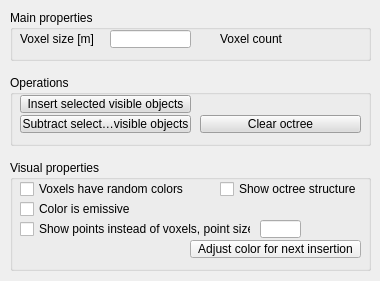
Old version of the form ui/qdlgoctrees.ui in the repository CoppeliaRobotics/coppeliaSimLib.
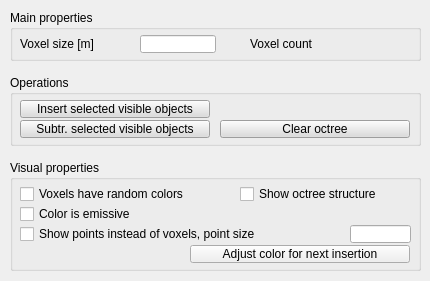
New version of the form.

Patch:
```diff
--- a/ui/qdlgoctrees.ui
+++ b/ui/qdlgoctrees.ui
@@ -6,7 +6,7 @@
    <rect>
     <x>0</x>
     <y>0</y>
-    <width>380</width>
+    <width>430</width>
     <height>281</height>
    </rect>
   </property>
@@ -21,7 +21,7 @@
     <rect>
      <x>10</x>
      <y>160</y>
-     <width>361</width>
+     <width>411</width>
      <height>111</height>
     </rect>
    </property>
@@ -38,8 +38,8 @@
     <property name="geometry">
      <rect>
       <x>180</x>
-      <y>80</y>
-      <width>171</width>
+      <y>85</y>
+      <width>220</width>
       <height>18</height>
      </rect>
     </property>
@@ -54,8 +54,8 @@
     <property name="geometry">
      <rect>
       <x>10</x>
-      <y>20</y>
-      <width>171</width>
+      <y>25</y>
+      <width>221</width>
       <height>18</height>
      </rect>
     </property>
@@ -69,9 +69,9 @@
    <widget class="QLineEdit" name="qqPointSize">
     <property name="geometry">
      <rect>
-      <x>250</x>
-      <y>60</y>
-      <width>41</width>
+      <x>340</x>
+      <y>65</y>
+      <width>61</width>
       <height>18</height>
      </rect>
     </property>
@@ -82,9 +82,9 @@
    <widget class="QCheckBox" name="qqShowOctree">
     <property name="geometry">
      <rect>
-      <x>210</x>
-      <y>20</y>
-      <width>141</width>
+      <x>230</x>
+      <y>25</y>
+      <width>181</width>
       <height>18</height>
      </rect>
     </property>
@@ -99,8 +99,8 @@
     <property name="geometry">
      <rect>
       <x>10</x>
-      <y>60</y>
-      <width>231</width>
+      <y>65</y>
+      <width>331</width>
       <height>18</height>
      </rect>
     </property>
@@ -115,8 +115,8 @@
     <property name="geometry">
      <rect>
       <x>10</x>
-      <y>40</y>
-      <width>171</width>
+      <y>45</y>
+      <width>191</width>
       <height>18</height>
      </rect>
     </property>
@@ -133,7 +133,7 @@
     <rect>
      <x>10</x>
      <y>10</y>
-     <width>361</width>
+     <width>411</width>
      <height>51</height>
     </rect>
    </property>
@@ -149,9 +149,9 @@
    <widget class="QLineEdit" name="qqSize">
     <property name="geometry">
      <rect>
-      <x>100</x>
-      <y>20</y>
-      <width>81</width>
+      <x>130</x>
+      <y>25</y>
+      <width>76</width>
       <height>18</height>
      </rect>
     </property>
@@ -163,8 +163,8 @@
     <property name="geometry">
      <rect>
       <x>10</x>
-      <y>20</y>
-      <width>91</width>
+      <y>25</y>
+      <width>121</width>
       <height>18</height>
      </rect>
     </property>
@@ -175,8 +175,8 @@
    <widget class="QLabel" name="qqCellCount">
     <property name="geometry">
      <rect>
-      <x>280</x>
-      <y>20</y>
+      <x>330</x>
+      <y>25</y>
       <width>71</width>
       <height>18</height>
      </rect>
@@ -188,9 +188,9 @@
    <widget class="QLabel" name="label_2">
     <property name="geometry">
      <rect>
-      <x>210</x>
-      <y>20</y>
-      <width>71</width>
+      <x>240</x>
+      <y>25</y>
+      <width>91</width>
       <height>18</height>
      </rect>
     </property>
@@ -204,7 +204,7 @@
     <rect>
      <x>10</x>
      <y>75</y>
-     <width>361</width>
+     <width>411</width>
      <height>71</height>
     </rect>
    </property>
@@ -221,8 +221,8 @@
     <property name="geometry">
      <rect>
       <x>10</x>
-      <y>20</y>
-      <width>171</width>
+      <y>25</y>
+      <width>190</width>
       <height>18</height>
      </rect>
     </property>
@@ -364,6 +364,15 @@
          </color>
         </brush>
        </colorrole>
+       <colorrole role="PlaceholderText">
+        <brush brushstyle="NoBrush">
+         <color alpha="128">
+          <red>0</red>
+          <green>0</green>
+          <blue>0</blue>
+         </color>
+        </brush>
+       </colorrole>
       </active>
       <inactive>
        <colorrole role="WindowText">
@@ -501,6 +510,15 @@
          </color>
         </brush>
        </colorrole>
+       <colorrole role="PlaceholderText">
+        <brush brushstyle="NoBrush">
+         <color alpha="128">
+          <red>0</red>
+          <green>0</green>
+          <blue>0</blue>
+         </color>
+        </brush>
+       </colorrole>
       </inactive>
       <disabled>
        <colorrole role="WindowText">
@@ -638,6 +656,15 @@
          </color>
         </brush>
        </colorrole>
+       <colorrole role="PlaceholderText">
+        <brush brushstyle="NoBrush">
+         <color alpha="128">
+          <red>0</red>
+          <green>0</green>
+          <blue>0</blue>
+         </color>
+        </brush>
+       </colorrole>
       </disabled>
      </palette>
     </property>
@@ -651,9 +678,9 @@
    <widget class="QToolButton" name="qqClear">
     <property name="geometry">
      <rect>
-      <x>190</x>
-      <y>40</y>
-      <width>161</width>
+      <x>210</x>
+      <y>45</y>
+      <width>190</width>
       <height>18</height>
      </rect>
     </property>
@@ -795,6 +822,15 @@
          </color>
         </brush>
        </colorrole>
+       <colorrole role="PlaceholderText">
+        <brush brushstyle="NoBrush">
+         <color alpha="128">
+          <red>0</red>
+          <green>0</green>
+          <blue>0</blue>
+         </color>
+        </brush>
+       </colorrole>
       </active>
       <inactive>
        <colorrole role="WindowText">
@@ -932,6 +968,15 @@
          </color>
         </brush>
        </colorrole>
+       <colorrole role="PlaceholderText">
+        <brush brushstyle="NoBrush">
+         <color alpha="128">
+          <red>0</red>
+          <green>0</green>
+          <blue>0</blue>
+         </color>
+        </brush>
+       </colorrole>
       </inactive>
       <disabled>
        <colorrole role="WindowText">
@@ -1069,6 +1114,15 @@
          </color>
         </brush>
        </colorrole>
+       <colorrole role="PlaceholderText">
+        <brush brushstyle="NoBrush">
+         <color alpha="128">
+          <red>0</red>
+          <green>0</green>
+          <blue>0</blue>
+         </color>
+        </brush>
+       </colorrole>
       </disabled>
      </palette>
     </property>
@@ -1083,8 +1137,8 @@
     <property name="geometry">
      <rect>
       <x>10</x>
-      <y>40</y>
-      <width>171</width>
+      <y>45</y>
+      <width>190</width>
       <height>18</height>
      </rect>
     </property>
@@ -1226,6 +1280,15 @@
          </color>
         </brush>
        </colorrole>
+       <colorrole role="PlaceholderText">
+        <brush brushstyle="NoBrush">
+         <color alpha="128">
+          <red>0</red>
+          <green>0</green>
+          <blue>0</blue>
+         </color>
+        </brush>
+       </colorrole>
       </active>
       <inactive>
        <colorrole role="WindowText">
@@ -1363,6 +1426,15 @@
          </color>
         </brush>
        </colorrole>
+       <colorrole role="PlaceholderText">
+        <brush brushstyle="NoBrush">
+         <color alpha="128">
+          <red>0</red>
+          <green>0</green>
+          <blue>0</blue>
+         </color>
+        </brush>
+       </colorrole>
       </inactive>
       <disabled>
        <colorrole role="WindowText">
@@ -1500,6 +1572,15 @@
          </color>
         </brush>
        </colorrole>
+       <colorrole role="PlaceholderText">
+        <brush brushstyle="NoBrush">
+         <color alpha="128">
+          <red>0</red>
+          <green>0</green>
+          <blue>0</blue>
+         </color>
+        </brush>
+       </colorrole>
       </disabled>
      </palette>
     </property>
@@ -1507,7 +1588,7 @@
      <enum>Qt::StrongFocus</enum>
     </property>
     <property name="text">
-     <string>Subtract selected visible objects</string>
+     <string>Subtr. selected visible objects</string>
     </property>
    </widget>
   </widget>
```
